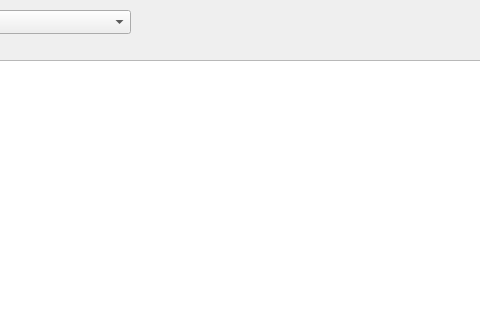
The window that TrackModel/trackmodeldisplay.ui (marmysl/ece1140) describes before a commit, drawn with Qt 5; both pictures show x 160 to 640 and y 0 to 320 of the 1230 by 534 pixel window.
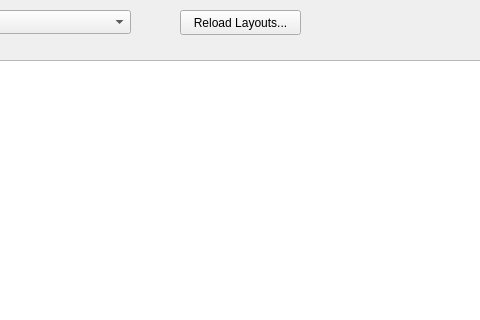
The same window after the commit.

Commit message: Add layout file selectioner dialogy thing

```diff
--- a/TrackModel/trackmodeldisplay.ui
+++ b/TrackModel/trackmodeldisplay.ui
@@ -385,6 +385,19 @@
     </property>
    </widget>
   </widget>
+  <widget class="QPushButton" name="reloadLayoutButton">
+   <property name="geometry">
+    <rect>
+     <x>340</x>
+     <y>10</y>
+     <width>121</width>
+     <height>25</height>
+    </rect>
+   </property>
+   <property name="text">
+    <string>Reload Layouts...</string>
+   </property>
+  </widget>
   <zorder>stationGroupBox</zorder>
   <zorder>regionComboBox</zorder>
   <zorder>blocktableView</zorder>
```
Left out of the diff: 1 changed line with no effect on the pictures. The commit also changes 8 other files.
